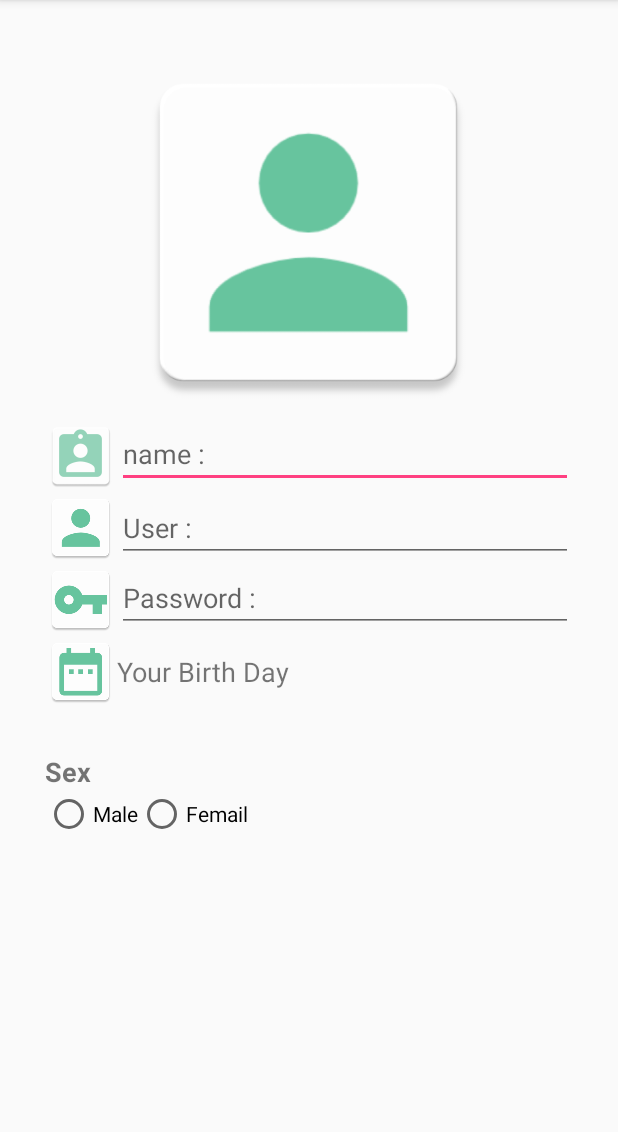
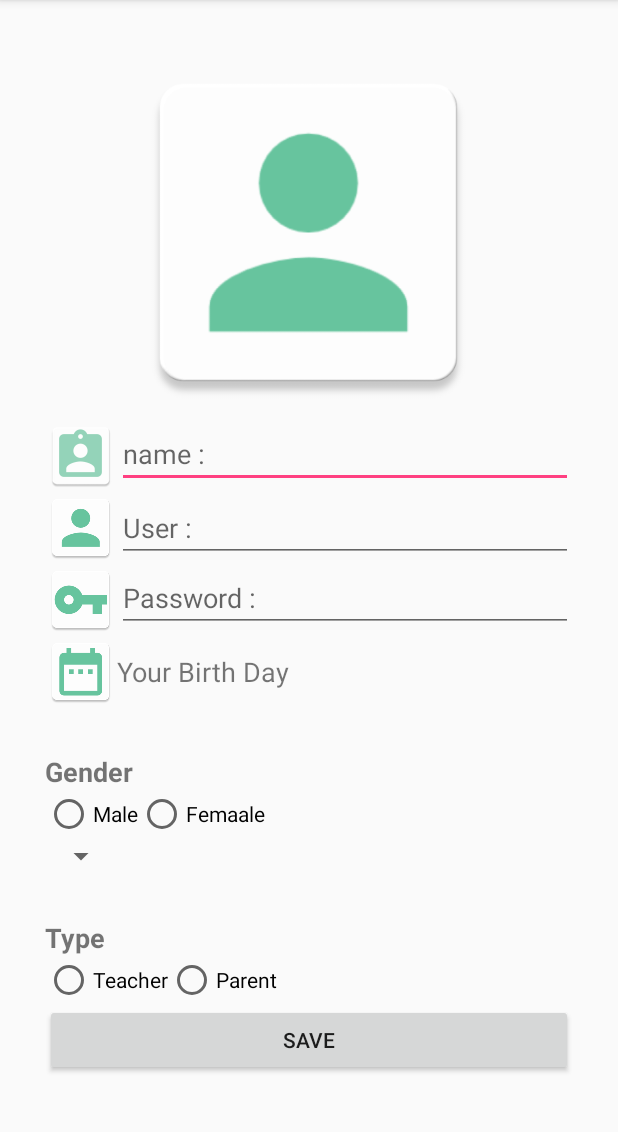
Before and after one commit to pichanan/ADHDform, an Android app: the RegisterActivity screen opened directly, with no data from a screen before it, on a phone screen of 412 x 824 dp, the part 84-1216 px from its top. Run offline under Robolectric (Android 15) with nearby library versions, the phone set to English and light mode, and no system bars.

Commit message:
desing step 1

```diff
--- a/app/src/main/res/layout/activity_register.xml
+++ b/app/src/main/res/layout/activity_register.xml
@@ -18,6 +18,7 @@
             android:layout_height="wrap_content">
 
             <ImageView
+                android:id="@+id/imvRegister"
                 android:src="@drawable/ic_user_web"
                 android:layout_gravity="center_horizontal"
                 android:layout_width="250dp"
@@ -36,6 +37,7 @@
                     android:layout_height="wrap_content" />
 
                 <EditText
+                    android:id="@+id/edtName"
                     android:inputType="text"
                     android:hint="@string/name"
                     android:layout_width="match_parent"
@@ -53,6 +55,7 @@
                     android:layout_height="wrap_content" />
 
                 <EditText
+                    android:id="@+id/edtUser"
                     android:inputType="text"
                     android:hint="๊User :"
                     android:layout_width="match_parent"
@@ -73,6 +76,7 @@
                     android:layout_height="wrap_content" />
 
                 <EditText
+                    android:id="@+id/edtPassword"
                     android:inputType="text"
                     android:hint="Password :"
                     android:layout_width="match_parent"
@@ -87,10 +91,12 @@
 
 
                 <ImageView
+                    android:id="@+id/imvBirthDay"
                     android:layout_width="wrap_content"
                     android:layout_height="wrap_content"
                     android:src="@mipmap/ic_calendar"/>
                 <TextView
+                    android:id="@+id/txtBirthDay"
                     android:layout_width="wrap_content"
                     android:layout_height="wrap_content"
                     android:text="Your Birth Day"
@@ -104,28 +110,72 @@
                 android:layout_marginTop="@dimen/my_margin2"
                 android:textStyle="bold"
                 android:textSize="@dimen/h2"
-                android:text="Sex"
+                android:text="@string/gender"
                 android:layout_width="wrap_content"
                 android:layout_height="wrap_content" />
 
             <RadioGroup
+                android:id="@+id/ragGender"
                 android:orientation="horizontal"
                 android:layout_width="match_parent"
                 android:layout_height="wrap_content">
 
               <RadioButton
+                  android:id="@+id/radMale"
                   android:layout_width="wrap_content"
                   android:layout_height="wrap_content"
-                  android:text="Male">
+                  android:text="@string/male">
 
               </RadioButton>
 
                 <RadioButton
+                    android:id="@+id/radFemale"
                     android:layout_width="wrap_content"
                     android:layout_height="wrap_content"
-                    android:text="Femail"></RadioButton>
+                    android:text="@string/femaale"></RadioButton>
 
             </RadioGroup>
+
+            <Spinner
+                android:id="@+id/spnClass"
+                android:layout_width="wrap_content"
+                android:layout_height="match_parent"></Spinner>
+
+            <TextView
+                android:layout_marginTop="@dimen/my_margin2"
+                android:textStyle="bold"
+                android:textSize="@dimen/h2"
+                android:text="@string/type"
+                android:layout_width="wrap_content"
+                android:layout_height="wrap_content" />
+
+            <RadioGroup
+                android:id="@+id/ragType"
+                android:orientation="horizontal"
+                android:layout_width="match_parent"
+                android:layout_height="wrap_content">
+
+                <RadioButton
+                    android:id="@+id/radTeacher"
+                    android:layout_width="wrap_content"
+                    android:layout_height="wrap_content"
+                    android:text="@string/teacher">
+
+                </RadioButton>
+
+                <RadioButton
+                    android:id="@+id/radParent"
+                    android:layout_width="wrap_content"
+                    android:layout_height="wrap_content"
+                    android:text="@string/parent"></RadioButton>
+
+            </RadioGroup>
+
+            <Button
+                android:id="@+id/btnSave"
+                android:text="@string/save"
+                android:layout_width="match_parent"
+                android:layout_height="wrap_content" />
 
 
 
--- a/app/src/main/res/values/strings.xml
+++ b/app/src/main/res/values/strings.xml
@@ -5,5 +5,12 @@
     <string name="new_register">new Register?</string>
     <string name="login">Login</string>
     <string name="name">name :</string>
+    <string name="save">Save</string>
+    <string name="gender">Gender</string>
+    <string name="male">Male</string>
+    <string name="femaale">Femaale</string>
+    <string name="type">Type</string>
+    <string name="teacher">Teacher</string>
+    <string name="parent">Parent</string>
 
 </resources>
```
